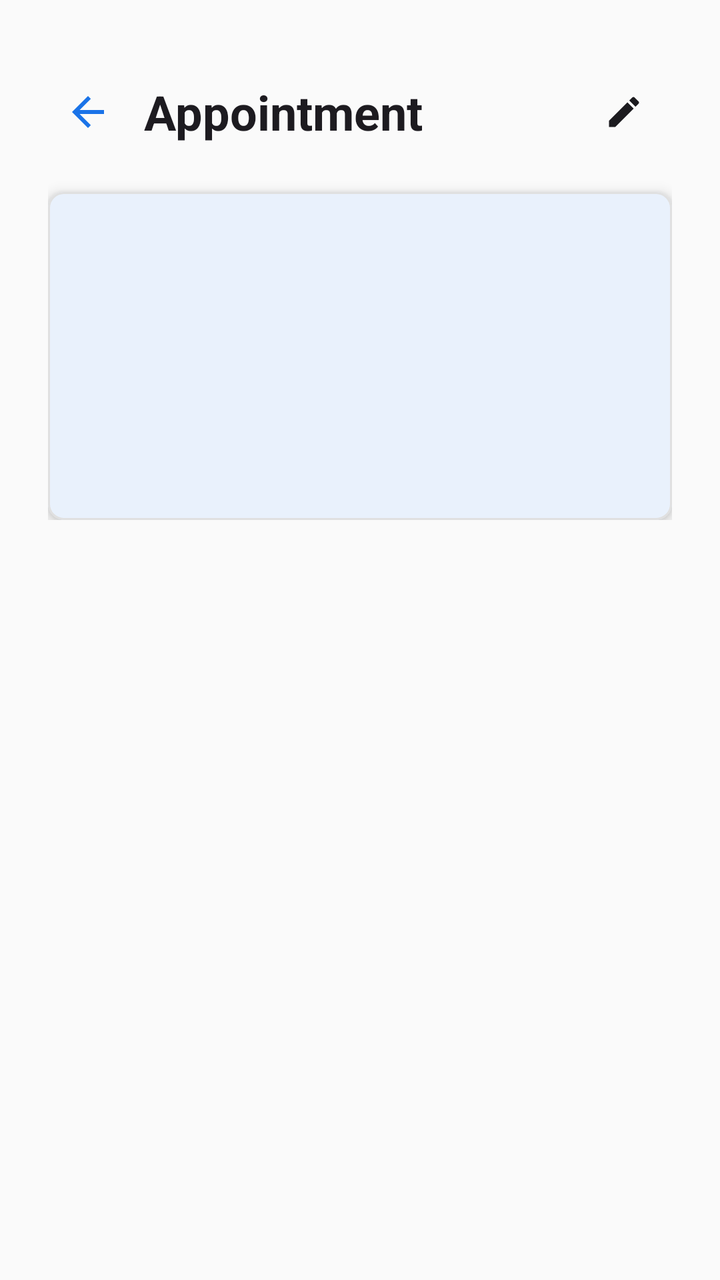
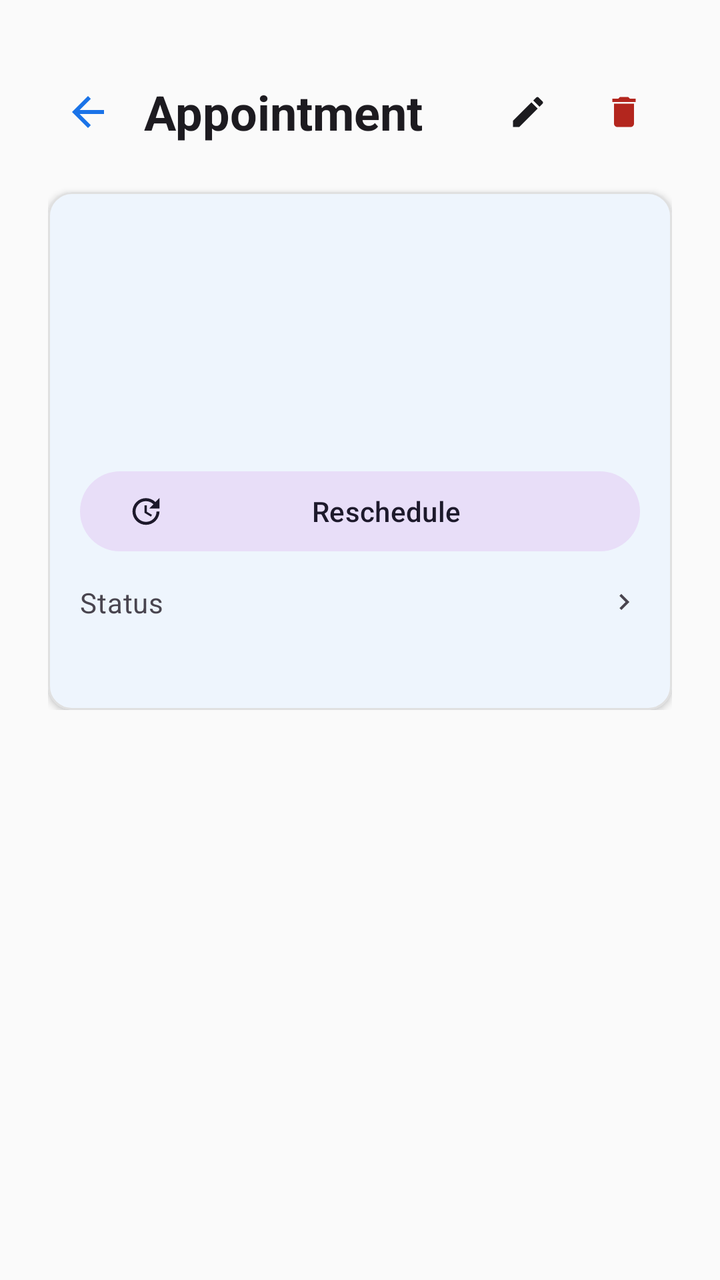

The first picture is an Android layout as it rendered before a commit; the second is the same layout after the commit. The layout source and the unified diff follow.
<!-- AndroidManifest.xml: application theme Theme.MedCare -->
<!-- res/layout/fragment_appointment_detail.xml -->
<?xml version="1.0" encoding="utf-8"?>
<ScrollView xmlns:android="http://schemas.android.com/apk/res/android"
    xmlns:app="http://schemas.android.com/apk/res-auto"
    android:layout_width="match_parent"
    android:layout_height="match_parent">

    <androidx.constraintlayout.widget.ConstraintLayout
        android:layout_width="match_parent"
        android:layout_height="wrap_content"
        android:padding="@dimen/margin_large">

        <LinearLayout
            android:id="@+id/top_bar"
            android:layout_width="0dp"
            android:layout_height="wrap_content"
            android:layout_marginTop="8dp"
            android:gravity="center_vertical"
            android:orientation="horizontal"
            app:layout_constraintEnd_toEndOf="parent"
            app:layout_constraintStart_toStartOf="parent"
            app:layout_constraintTop_toTopOf="parent">

            <ImageButton
                android:id="@+id/back_button"
                android:layout_width="wrap_content"
                android:layout_height="wrap_content"
                android:background="?attr/selectableItemBackgroundBorderless"
                android:contentDescription="@string/cancel"
                android:padding="8dp"
                android:src="@drawable/ic_arrow_back"
                app:tint="?attr/colorPrimary" />

            <TextView
                android:id="@+id/form_title"
                android:layout_width="0dp"
                android:layout_height="wrap_content"
                android:layout_marginStart="8dp"
                android:layout_weight="1"
                android:text="@string/appointment_detail"
                android:textAppearance="@style/TextAppearance.Material3.HeadlineSmall"
                android:textStyle="bold" />

            <com.google.android.material.button.MaterialButton
                android:id="@+id/edit_button"
                style="@style/Widget.Material3.Button.IconButton"
                android:layout_width="wrap_content"
                android:layout_height="wrap_content"
                android:contentDescription="@string/edit"
                app:icon="@drawable/ic_edit"
                app:iconTint="?attr/colorOnSurface" />

        </LinearLayout>

        <com.google.android.material.card.MaterialCardView
            android:id="@+id/info_card"
            android:layout_width="0dp"
            android:layout_height="wrap_content"
            android:layout_marginTop="16dp"
            app:cardCornerRadius="@dimen/corner_radius_small"
            app:cardElevation="@dimen/elevation_card"
            app:contentPadding="@dimen/margin_medium"
            app:layout_constraintEnd_toEndOf="parent"
            app:layout_constraintStart_toStartOf="parent"
            app:layout_constraintTop_toBottomOf="@id/top_bar">

            <LinearLayout
                android:layout_width="match_parent"
                android:layout_height="wrap_content"
                android:orientation="vertical">

                <TextView
                    android:id="@+id/appointment_name_text"
                    android:layout_width="match_parent"
                    android:layout_height="wrap_content"
                    android:hyphenationFrequency="normal"
                    android:textAppearance="@style/TextAppearance.Material3.TitleLarge"
                    android:textStyle="bold" />

                <TextView
                    android:id="@+id/appointment_patient_text"
                    android:layout_width="match_parent"
                    android:layout_height="wrap_content"
                    android:layout_marginTop="12dp"
                    android:clickable="true"
                    android:focusable="true"
                    android:hyphenationFrequency="normal"
                    android:textAppearance="@style/TextAppearance.Material3.BodyMedium"
                    android:textColor="?attr/colorPrimary" />

                <LinearLayout
                    android:layout_width="match_parent"
                    android:layout_height="wrap_content"
                    android:layout_marginTop="8dp"
                    android:gravity="center_vertical"
                    android:orientation="horizontal">

                    <TextView
                        android:id="@+id/appointment_date_text"
                        android:layout_width="0dp"
                        android:layout_height="wrap_content"
                        android:layout_weight="1"
                        android:textAppearance="@style/TextAppearance.Material3.BodyMedium" />

                    <TextView
                        android:id="@+id/appointment_time_text"
                        android:layout_width="wrap_content"
                        android:layout_height="wrap_content"
                        android:textAppearance="@style/TextAppearance.Material3.BodyMedium" />

                </LinearLayout>

                <TextView
                    android:id="@+id/appointment_duration_text"
                    android:layout_width="match_parent"
                    android:layout_height="wrap_content"
                    android:layout_marginTop="4dp"
                    android:textAppearance="@style/TextAppearance.Material3.BodySmall"
                    android:textColor="?attr/colorOnSurfaceVariant" />

                <TextView
                    android:id="@+id/appointment_notes_text"
                    android:layout_width="match_parent"
                    android:layout_height="wrap_content"
                    android:layout_marginTop="8dp"
                    android:hyphenationFrequency="normal"
                    android:textAppearance="@style/TextAppearance.Material3.BodySmall"
                    android:textColor="?attr/colorOnSurfaceVariant" />

            </LinearLayout>
        </com.google.android.material.card.MaterialCardView>

    </androidx.constraintlayout.widget.ConstraintLayout>
</ScrollView>
<!-- resources referenced by this layout -->
<resources>
  <dimen name="corner_radius_small">8dp</dimen>
  <dimen name="elevation_card">4dp</dimen>
  <dimen name="margin_large">24dp</dimen>
  <dimen name="margin_medium">16dp</dimen>
  <!-- drawable ic_arrow_back (drawable) -->
  <vector xmlns:android="http://schemas.android.com/apk/res/android"
      android:width="24dp"
      android:height="24dp"
      android:viewportWidth="24"
      android:viewportHeight="24">
      <path
          android:fillColor="#FFFFFF"
          android:pathData="M20,11H7.83l5.59,-5.59L12,4l-8,8 8,8 1.41,-1.41L7.83,13H20v-2z" />
  </vector>
  <string name="appointment_detail">Appointment</string>
  <string name="cancel">Cancel</string>
  <string name="edit">Edit</string>
  <style name="Theme.MedCare" parent="Theme.MedCare.Blue" />
  <color name="primary">#1A73E8</color>
  <color name="primary_variant">#1557B0</color>
  <color name="on_primary">#FFFFFF</color>
  <color name="primary_container">#D2E3FC</color>
  <color name="on_primary_container">#041E49</color>
  <color name="tertiary">#4285F4</color>
  <color name="tertiary_container">#D2E3FC</color>
  <color name="on_tertiary_container">#041E49</color>
  <color name="secondary">#03DAC6</color>
  <color name="secondary_variant">#018786</color>
  <color name="on_secondary">#000000</color>
  <color name="background">#FAFAFA</color>
  <color name="on_background">#1C1B1F</color>
  <color name="surface">#FFFFFF</color>
  <color name="on_surface">#1C1B1F</color>
  <color name="text_secondary">#49454F</color>
  <color name="outline">#79747E</color>
  <color name="divider">#E0E0E0</color>
  <color name="error">#B3261E</color>
  <color name="on_error">#FFFFFF</color>
  <!-- unchanged entries left out for length: 3 -->
</resources>

<!-- the commit's change to res/layout/fragment_appointment_detail.xml (unified diff, before → after) -->
@@ -49,6 +49,15 @@
                 app:icon="@drawable/ic_edit"
                 app:iconTint="?attr/colorOnSurface" />
 
+            <com.google.android.material.button.MaterialButton
+                android:id="@+id/delete_button"
+                style="@style/Widget.Material3.Button.IconButton"
+                android:layout_width="wrap_content"
+                android:layout_height="wrap_content"
+                android:contentDescription="@string/delete"
+                app:icon="@drawable/ic_delete"
+                app:iconTint="?attr/colorError" />
+
         </LinearLayout>
 
         <com.google.android.material.card.MaterialCardView
@@ -57,7 +66,7 @@
             android:layout_height="wrap_content"
             android:layout_marginTop="16dp"
             app:cardCornerRadius="@dimen/corner_radius_small"
-            app:cardElevation="@dimen/elevation_card"
+            app:cardElevation="2dp" app:strokeWidth="1dp" app:strokeColor="?attr/colorOutlineVariant"
             app:contentPadding="@dimen/margin_medium"
             app:layout_constraintEnd_toEndOf="parent"
             app:layout_constraintStart_toStartOf="parent"
@@ -117,6 +126,53 @@
                     android:textAppearance="@style/TextAppearance.Material3.BodySmall"
                     android:textColor="?attr/colorOnSurfaceVariant" />
 
+                <com.google.android.material.button.MaterialButton
+                    android:id="@+id/reschedule_button"
+                    style="@style/Widget.Material3.Button.TonalButton"
+                    android:layout_width="match_parent"
+                    android:layout_height="wrap_content"
+                    android:layout_marginTop="12dp"
+                    android:text="@string/reschedule"
+                    app:icon="@drawable/ic_reschedule" />
+
+                <LinearLayout
+                    android:id="@+id/status_row"
+                    android:layout_width="match_parent"
+                    android:layout_height="wrap_content"
+                    android:layout_marginTop="8dp"
+                    android:background="?attr/selectableItemBackground"
+                    android:clickable="true"
+                    android:focusable="true"
+                    android:gravity="center_vertical"
+                    android:orientation="horizontal"
+                    android:paddingVertical="4dp">
+
+                    <TextView
+                        android:layout_width="0dp"
+                        android:layout_height="wrap_content"
+                        android:layout_weight="1"
+                        android:text="@string/status"
+                        android:textAppearance="@style/TextAppearance.Material3.BodyMedium"
+                        android:textColor="?attr/colorOnSurfaceVariant" />
+
+                    <TextView
+                        android:id="@+id/appointment_status_text"
+                        android:layout_width="wrap_content"
+                        android:layout_height="wrap_content"
+                        android:textAppearance="@style/TextAppearance.Material3.BodyMedium"
+                        android:textStyle="bold" />
+
+                    <ImageView
+                        android:layout_width="16dp"
+                        android:layout_height="16dp"
+                        android:layout_marginStart="4dp"
+                        android:contentDescription="@null"
+                        android:importantForAccessibility="no"
+                        android:src="@drawable/ic_chevron_right"
+                        app:tint="?attr/colorOnSurfaceVariant" />
+
+                </LinearLayout>
+
                 <TextView
                     android:id="@+id/appointment_notes_text"
                     android:layout_width="match_parent"
@@ -126,6 +182,27 @@
                     android:textAppearance="@style/TextAppearance.Material3.BodySmall"
                     android:textColor="?attr/colorOnSurfaceVariant" />
 
+                <TextView
+                    android:id="@+id/appointment_recurrence_text"
+                    android:layout_width="match_parent"
+                    android:layout_height="wrap_content"
+                    android:layout_marginTop="8dp"
+                    android:textAppearance="@style/TextAppearance.Material3.BodySmall"
+                    android:textColor="?attr/colorOnSurfaceVariant"
+                    android:visibility="gone" />
+
+                <com.google.android.material.button.MaterialButton
+                    android:id="@+id/delete_series_button"
+                    style="@style/Widget.MedCare.Button.Error"
+                    android:layout_width="match_parent"
+                    android:layout_height="wrap_content"
+                    android:layout_marginTop="4dp"
+                    android:text="@string/delete_series"
+                    android:textColor="?attr/colorError"
+                    app:icon="@drawable/ic_delete"
+                    app:iconTint="?attr/colorError"
+                    android:visibility="gone" />
+
             </LinearLayout>
         </com.google.android.material.card.MaterialCardView>
 
<!-- resource entries referenced after the edit -->
@@ -1,7 +1,6 @@
 <!-- resources referenced by this layout -->
 <resources>
-  <dimen name="corner_radius_small">8dp</dimen>
-  <dimen name="elevation_card">4dp</dimen>
+  <dimen name="corner_radius_small">12dp</dimen>
   <dimen name="margin_large">24dp</dimen>
   <dimen name="margin_medium">16dp</dimen>
   <!-- drawable ic_arrow_back (drawable) -->
@@ -10,14 +9,59 @@
       android:height="24dp"
       android:viewportWidth="24"
       android:viewportHeight="24">
+      android:autoMirrored="true"
       <path
           android:fillColor="#FFFFFF"
           android:pathData="M20,11H7.83l5.59,-5.59L12,4l-8,8 8,8 1.41,-1.41L7.83,13H20v-2z" />
   </vector>
+  <!-- drawable ic_chevron_right (drawable) -->
+  <vector xmlns:android="http://schemas.android.com/apk/res/android"
+      android:width="24dp"
+      android:height="24dp"
+      android:viewportWidth="24"
+      android:viewportHeight="24">
+      android:autoMirrored="true"
+      <path
+          android:fillColor="#FFFFFF"
+          android:pathData="M10,6 8.59,7.41 13.17,12l-4.58,4.59L10,18l6,-6z" />
+  </vector>
+  <!-- drawable ic_delete (drawable) -->
+  <vector xmlns:android="http://schemas.android.com/apk/res/android"
+      android:width="24dp"
+      android:height="24dp"
+      android:viewportWidth="24"
+      android:viewportHeight="24"
+      android:tint="@android:color/white">
+      <path
+          android:fillColor="@android:color/white"
+          android:pathData="M6,19c0,1.1 0.9,2 2,2h8c1.1,0 2,-0.9 2,-2V7H6v12zM19,4h-3.5l-1,-1h-5l-1,1H5v2h14V4z" />
+  </vector>
+  <!-- drawable ic_reschedule (drawable) -->
+  <?xml version="1.0" encoding="utf-8"?>
+  <vector xmlns:android="http://schemas.android.com/apk/res/android"
+      android:width="24dp"
+      android:height="24dp"
+      android:viewportWidth="24"
+      android:viewportHeight="24">
+      <path
+          android:fillColor="@android:color/white"
+          android:pathData="M21,10.12h-6.78l2.74,-2.82c-2.73,-2.7 -7.15,-2.8 -9.88,-0.1 -2.73,2.71 -2.73,7.08 0,9.79 2.73,2.71 7.15,2.71 9.88,0C18.32,15.65 19,14.08 19,12.1h2c0,1.98 -0.88,4.55 -2.64,6.29 -3.51,3.48 -9.21,3.48 -12.72,0 -3.5,-3.47 -3.53,-9.11 -0.02,-12.58 3.51,-3.47 9.14,-3.47 12.65,0L21,3v7.12zM12.5,8v4.25l3.5,2.08 -0.72,1.21L11,13V8h1.5z"/>
+  </vector>
   <string name="appointment_detail">Appointment</string>
   <string name="cancel">Cancel</string>
+  <string name="delete">Delete</string>
+  <string name="delete_series">Delete series</string>
   <string name="edit">Edit</string>
+  <string name="reschedule">Reschedule</string>
+  <string name="status">Status</string>
+  <style name="Widget.MedCare.Button.Error" parent="Widget.Material3.Button.TonalButton">
+          <item name="backgroundTint">@color/error_tonal_bg</item>
+          <item name="android:textColor">@color/error</item>
+          <item name="iconTint">@color/error</item>
+          <item name="rippleColor">@color/error_tonal_ripple</item>
+      </style>
   <style name="Theme.MedCare" parent="Theme.MedCare.Blue" />
+  <color name="error_tonal_bg">#1AB3261E</color>
   <color name="primary">#1A73E8</color>
   <color name="primary_variant">#1557B0</color>
   <color name="on_primary">#FFFFFF</color>
@@ -37,6 +81,7 @@
   <color name="outline">#79747E</color>
   <color name="divider">#E0E0E0</color>
   <color name="error">#B3261E</color>
+  <color name="error_tonal_ripple">#40B3261E</color>
   <color name="on_error">#FFFFFF</color>
   <!-- unchanged entries left out for length: 3 -->
 </resources>
